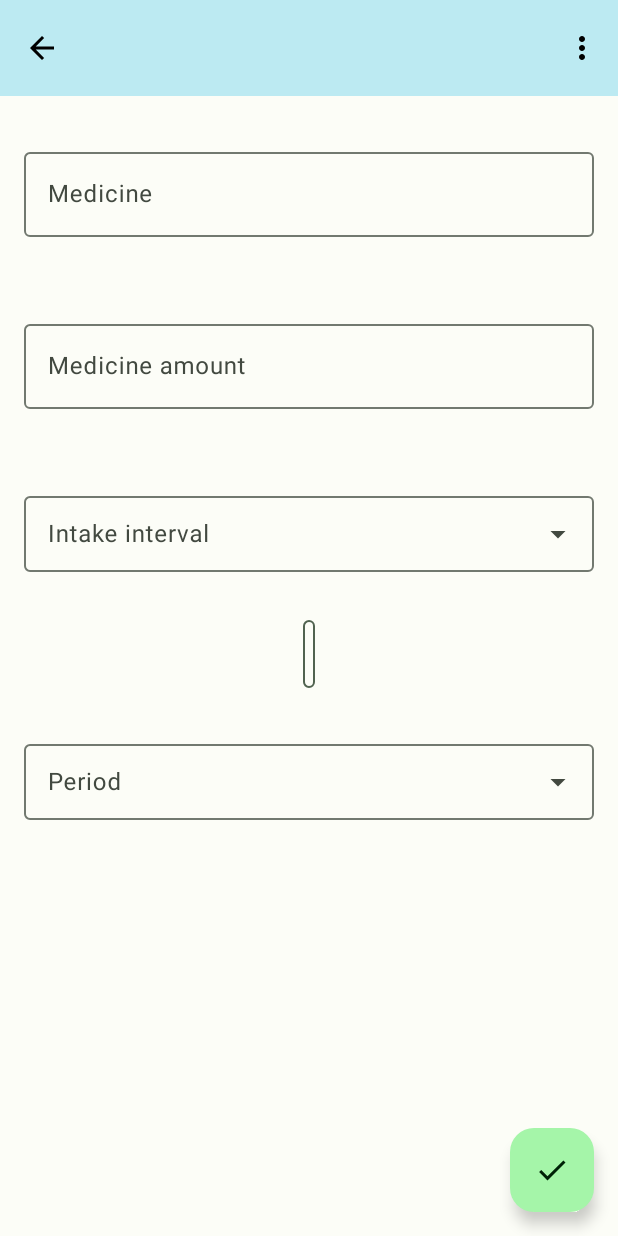
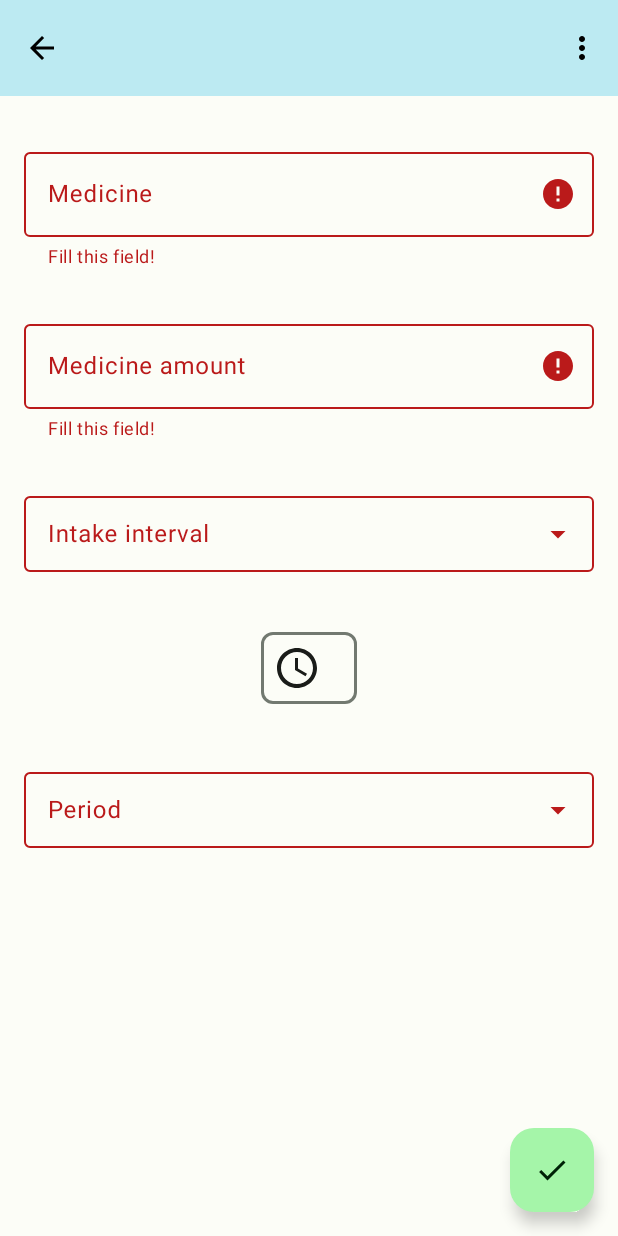
Before and after one commit to pewaru-333/HomeMedkit-App, an Android app: the IntakeActivity screen opened directly, with no data from a screen before it, after a tap on an icon or button, on a phone screen of 412 x 824 dp. Run offline under Robolectric (Android 15) with nearby library versions, the phone set to English and light mode, and no system bars; our stand-ins replace FlexboxLayout, Room's generated code; 10 statements that could not run were skipped; 3 other taps on this screen came first.

Commit message:
Изменён вид виджета выбора времени приёма лекарства. Исправлена ошибка, из-за которой нельзя было ввести текст в панели "Комментарий" в карточке лекарства.

```diff
--- a/app/build.gradle.kts
+++ b/app/build.gradle.kts
@@ -18,8 +18,8 @@ android {
         applicationId = "ru.application.homemedkit"
         minSdk = 26
         targetSdk = 34
-        versionCode = 6
-        versionName = "1.0.5"
+        versionCode = 7
+        versionName = "1.0.6"
 
         buildConfigField("String", "BASE_URL", properties.getProperty("BASE_URL"))
         buildConfigField("String", "API_URL", properties.getProperty("API_URL"))
--- a/app/src/main/java/ru/application/homemedkit/activities/MedicineActivity.java
+++ b/app/src/main/java/ru/application/homemedkit/activities/MedicineActivity.java
@@ -4,7 +4,6 @@ import static android.view.View.GONE;
 import static android.view.View.OnClickListener;
 import static android.view.View.VISIBLE;
 import static java.lang.String.valueOf;
-import static ru.application.homemedkit.helpers.ConstantsHelper.ACCEPTED_KEYS;
 import static ru.application.homemedkit.helpers.ConstantsHelper.ADD;
 import static ru.application.homemedkit.helpers.ConstantsHelper.ADDING;
 import static ru.application.homemedkit.helpers.ConstantsHelper.BLANK;
@@ -25,7 +24,6 @@ import android.os.Bundle;
 import android.text.Editable;
 import android.text.InputType;
 import android.text.TextWatcher;
-import android.text.method.DigitsKeyListener;
 import android.view.MenuItem;
 import android.view.View;
 import android.widget.ImageView;
@@ -100,7 +98,6 @@ public class MedicineActivity extends AppCompatActivity implements TextWatcher,
 
         toolbar.setOnMenuItemClickListener(this::onMenuItemClick);
         toolbar.setNavigationOnClickListener(v -> backClick());
-        comment.setRawInputType(InputType.TYPE_CLASS_TEXT);
         buttonAddIntake.setOnClickListener(new AddIntake());
         getOnBackPressedDispatcher().addCallback(new BackButtonPressed());
     }
@@ -196,7 +193,6 @@ public class MedicineActivity extends AppCompatActivity implements TextWatcher,
             item.setCursorVisible(true);
         });
         expDate.addTextChangedListener(flag ? this : null);
-        comment.setKeyListener(DigitsKeyListener.getInstance(ACCEPTED_KEYS));
     }
 
     @Override
--- a/app/src/main/java/ru/application/homemedkit/dialogs/ExpDateDialog.java
+++ b/app/src/main/java/ru/application/homemedkit/dialogs/ExpDateDialog.java
@@ -10,8 +10,6 @@ import android.os.Build;
 import android.view.View;
 import android.widget.NumberPicker;
 
-import androidx.annotation.NonNull;
-
 import com.google.android.material.dialog.MaterialAlertDialogBuilder;
 import com.google.android.material.textfield.TextInputEditText;
 
@@ -22,7 +20,7 @@ public class ExpDateDialog extends MaterialAlertDialogBuilder {
 
     private final Activity activity;
 
-    public ExpDateDialog(@NonNull Context context) {
+    public ExpDateDialog(Context context) {
         super(context);
 
         activity = (Activity) context;
--- a/app/src/main/java/ru/application/homemedkit/helpers/ConstantsHelper.java
+++ b/app/src/main/java/ru/application/homemedkit/helpers/ConstantsHelper.java
@@ -1,7 +1,6 @@
 package ru.application.homemedkit.helpers;
 
 public class ConstantsHelper {
-    public static final String ACCEPTED_KEYS = "0123456789,";
     public static final String ADD = "add";
     public static final String ADDING = "adding";
     public static final String ALARM_ID = "alarmId";
@@ -9,6 +8,8 @@ public class ConstantsHelper {
     public static final int BOUND = 200;
     public static final String CIS = "cis";
     public static final String CHECK_EXP_DATE = "check_exp_date";
+    public static final String HASHTAG = "#";
+    public static final String DOWN_DASH = "_";
     public static final String DUPLICATE = "duplicate";
     public static final int EXP_CODE = 81000;
     public static final String FINISH = "finish";
@@ -24,4 +25,5 @@ public class ConstantsHelper {
     public static final String SOUND_GROUP = "Sound group";
     public static final String START_DATE = "startDate";
     public static final String TIME = "time";
+    public static final String WHITESPACE_R = "\\s";
 }
--- a/app/src/main/java/ru/application/homemedkit/pickers/ClockPicker.java
+++ b/app/src/main/java/ru/application/homemedkit/pickers/ClockPicker.java
@@ -6,7 +6,7 @@ import android.view.View;
 
 import androidx.appcompat.app.AppCompatActivity;
 
-import com.google.android.material.textfield.TextInputEditText;
+import com.google.android.material.chip.Chip;
 import com.google.android.material.timepicker.MaterialTimePicker;
 import com.google.android.material.timepicker.TimeFormat;
 
@@ -15,22 +15,26 @@ import ru.application.homemedkit.helpers.DateHelper;
 
 public class ClockPicker implements View.OnClickListener {
     private final AppCompatActivity activity;
-    private final TextInputEditText input;
+    private final Chip chip;
 
-    public ClockPicker(AppCompatActivity activity, TextInputEditText input) {
+    public ClockPicker(AppCompatActivity activity, Chip chip) {
         this.activity = activity;
-        this.input = input;
+        this.chip = chip;
+    }
+
+    private static MaterialTimePicker createPicker() {
+        return new MaterialTimePicker.Builder()
+                .setTitleText(R.string.text_choose_time)
+                .setTimeFormat(TimeFormat.CLOCK_24H)
+                .setInputMode(MaterialTimePicker.INPUT_MODE_CLOCK)
+                .build();
     }
 
     @Override
     public void onClick(View v) {
-        MaterialTimePicker picker = new MaterialTimePicker.Builder()
-                .setTitleText(R.string.text_choose_time)
-                .setTimeFormat(TimeFormat.CLOCK_24H)
-                .setInputMode(MaterialTimePicker.INPUT_MODE_CLOCK)
-                .build();
+        MaterialTimePicker picker = createPicker();
 
         picker.show(activity.getSupportFragmentManager(), TIME);
-        picker.addOnPositiveButtonClickListener(time -> input.setText(DateHelper.clockIntake(picker)));
+        picker.addOnPositiveButtonClickListener(time -> chip.setText(DateHelper.clockIntake(picker)));
     }
 }
--- a/app/src/main/java/ru/application/homemedkit/pickers/CustomTimePicker.java
+++ b/app/src/main/java/ru/application/homemedkit/pickers/CustomTimePicker.java
@@ -1,21 +1,22 @@
 package ru.application.homemedkit.pickers;
 
+import static android.util.TypedValue.COMPLEX_UNIT_DIP;
+import static android.util.TypedValue.applyDimension;
 import static android.view.ViewGroup.LayoutParams.WRAP_CONTENT;
 import static java.lang.String.format;
 
 import android.content.Context;
+import android.util.DisplayMetrics;
 import android.view.Gravity;
-import android.view.ViewGroup.LayoutParams;
+import android.view.ViewGroup;
 
 import androidx.appcompat.app.AppCompatActivity;
-import androidx.appcompat.content.res.AppCompatResources;
 
-import com.google.android.material.textfield.TextInputEditText;
+import com.google.android.material.chip.Chip;
 
 import ru.application.homemedkit.R;
 
-public class CustomTimePicker extends TextInputEditText {
-
+public class CustomTimePicker extends Chip {
     private final int one = 1;
 
     public CustomTimePicker(Context context) {
@@ -23,7 +24,7 @@ public class CustomTimePicker extends TextInputEditText {
 
         setAttributes((AppCompatActivity) context);
 
-        setHint(format(context.getString(R.string.intake_time_placeholder), one));
+        setText(format(context.getString(R.string.intake_time_placeholder), one));
     }
 
     public CustomTimePicker(Context context, int index) {
@@ -31,7 +32,7 @@ public class CustomTimePicker extends TextInputEditText {
 
         setAttributes((AppCompatActivity) context);
 
-        setHint(format(context.getString(R.string.intake_time_placeholder), index + one));
+        setText(format(context.getString(R.string.intake_time_placeholder), index + one));
     }
 
     public CustomTimePicker(Context context, String time) {
@@ -44,13 +45,19 @@ public class CustomTimePicker extends TextInputEditText {
     }
 
     private void setAttributes(AppCompatActivity context) {
-        setFocusable(false);
-        setCursorVisible(false);
-        setFocusableInTouchMode(false);
+        DisplayMetrics metrics = getResources().getDisplayMetrics();
 
-        setLayoutParams(new LayoutParams(WRAP_CONTENT, WRAP_CONTENT));
+        int height = (int) applyDimension(COMPLEX_UNIT_DIP, 64, metrics);
+        float iconSize = applyDimension(COMPLEX_UNIT_DIP, 32, metrics);
+        float stroke = applyDimension(COMPLEX_UNIT_DIP, 2, metrics);
+
+        setLayoutParams(new ViewGroup.LayoutParams(WRAP_CONTENT, height));
         setGravity(Gravity.CENTER);
-        setBackground(AppCompatResources.getDrawable(context, R.drawable.shape_edit_text_time));
+        setCheckable(false);
+        setTextAppearance(android.R.style.TextAppearance_Material_Large);
+        setChipIconResource(R.drawable.vector_time);
+        setChipIconSize(iconSize);
+        setChipStrokeWidth(stroke);
         setOnClickListener(new ClockPicker(context, this));
     }
 }
--- a/app/src/main/java/ru/application/homemedkit/pickers/IntervalPicker.java
+++ b/app/src/main/java/ru/application/homemedkit/pickers/IntervalPicker.java
@@ -18,8 +18,7 @@ public class IntervalPicker implements AdapterView.OnItemClickListener {
     private final FlexboxLayout timesGroup;
     private final TextInputLayout periodLayout;
     private final MaterialAutoCompleteTextView period;
-    private final String[] intervals;
-    private final String[] periods, periodsL;
+    private final String[] intervals, periods, periodsL;
 
     public IntervalPicker(IntakeActivity activity) {
         this.activity = activity;
--- a/app/src/main/java/ru/application/homemedkit/pickers/SaveClick.java
+++ b/app/src/main/java/ru/application/homemedkit/pickers/SaveClick.java
@@ -4,6 +4,7 @@ import static java.lang.String.valueOf;
 import static ru.application.homemedkit.activities.IntakeActivity.edit;
 import static ru.application.homemedkit.activities.IntakeActivity.intervalType;
 import static ru.application.homemedkit.activities.IntakeActivity.periodType;
+import static ru.application.homemedkit.helpers.ConstantsHelper.HASHTAG;
 import static ru.application.homemedkit.helpers.ConstantsHelper.NEW_INTAKE;
 import static ru.application.homemedkit.helpers.DateHelper.longSecond;
 import static ru.application.homemedkit.helpers.DateHelper.longSeconds;
@@ -12,16 +13,22 @@ import static ru.application.homemedkit.helpers.StringHelper.timesString;
 
 import android.content.Context;
 import android.content.Intent;
+import android.text.Editable;
+import android.text.TextWatcher;
 import android.view.View;
+import android.widget.EditText;
 
 import androidx.appcompat.app.AppCompatActivity;
 
 import com.google.android.flexbox.FlexboxLayout;
+import com.google.android.material.chip.Chip;
 import com.google.android.material.textfield.MaterialAutoCompleteTextView;
 import com.google.android.material.textfield.TextInputEditText;
+import com.google.android.material.textfield.TextInputLayout;
 
+import java.util.ArrayList;
+import java.util.Arrays;
 import java.util.List;
-import java.util.stream.Stream;
 
 import ru.application.homemedkit.R;
 import ru.application.homemedkit.activities.MainActivity;
@@ -32,15 +39,16 @@ import ru.application.homemedkit.databaseController.Intake;
 import ru.application.homemedkit.databaseController.MedicineDatabase;
 import ru.application.homemedkit.graphics.Toasts;
 
-public class SaveClick implements View.OnClickListener {
-
+public class SaveClick implements View.OnClickListener, TextWatcher {
     private final AppCompatActivity activity;
     private final MedicineDatabase database;
     private final Intake intake;
     private final FlexboxLayout timesGroup;
+    private final MaterialAutoCompleteTextView interval, period;
     private final TextInputEditText productName, amount, startDate, finalDate;
-    private final MaterialAutoCompleteTextView interval, period;
     private final long medicineId;
+    private List<? extends EditText> fields;
+    private List<Chip> chips;
 
     public SaveClick(AppCompatActivity activity, long intakeId, long medicineId) {
         this.activity = activity;
@@ -71,9 +79,21 @@ public class SaveClick implements View.OnClickListener {
     @Override
     public void onClick(View v) {
         String[] intervals = activity.getResources().getStringArray(R.array.interval_types);
+        String error = activity.getString(R.string.text_fill_this_field);
 
-        boolean typed = Stream.of(productName, amount, interval, period).allMatch(item ->
-                item.getText().length() > 0);
+        fields = Arrays.asList(productName, amount, interval, period);
+        chips = getChips();
+
+        for (EditText item : fields) item.addTextChangedListener(this);
+        for (Chip item : chips) item.addTextChangedListener(this);
+
+        boolean typed = fields.stream().noneMatch(this::isEmpty) && chips.stream().noneMatch(this::isTime);
+
+        if (fields.stream().anyMatch(this::isEmpty)) for (EditText item : fields)
+            if (isEmpty(item)) ((TextInputLayout) item.getParent().getParent()).setError(error);
+
+        if (chips.stream().anyMatch(this::isTime)) for (Chip chip : chips)
+            if (isTime(chip)) chip.setError(error);
 
         if (typed) {
             double prodAmount = parseAmount(valueOf(amount.getText()));
@@ -121,4 +141,39 @@ public class SaveClick implements View.OnClickListener {
             setter.removeAlarm(context, alarmId, intent);
         }
     }
+
+    @Override
+    public void beforeTextChanged(CharSequence s, int start, int count, int after) {
+
+    }
+
+    @Override
+    public void onTextChanged(CharSequence s, int start, int before, int count) {
+        for (EditText item : fields)
+            if (!isEmpty(item)) ((TextInputLayout) item.getParent().getParent()).setError(null);
+
+        for (Chip item : chips) if (!isTime(item)) item.setError(null, null);
+    }
+
+    @Override
+    public void afterTextChanged(Editable s) {
+
+    }
+
+    private boolean isEmpty(EditText field) {
+        return field.getText().length() == 0;
+    }
+
+    private boolean isTime(Chip chip) {
+        return chip.getText().toString().contains(HASHTAG);
+    }
+
+    private List<Chip> getChips() {
+        List<Chip> chips = new ArrayList<>(timesGroup.getChildCount());
+        for (int i = 0; i < timesGroup.getChildCount(); i++) {
+            chips.add((Chip) timesGroup.getChildAt(i));
+        }
+
+        return chips;
+    }
 }
--- a/app/src/main/res/drawable/shape_edit_text_time.xml
+++ /dev/null
@@ -1,12 +0,0 @@
-<?xml version="1.0" encoding="utf-8"?>
-<shape xmlns:android="http://schemas.android.com/apk/res/android"
-    android:shape="rectangle">
-
-    <corners android:radius="12dp" />
-    <stroke
-        android:width="1dp"
-        android:color="@color/md_theme_light_secondary" />
-    <size android:width="4dp" />
-
-
-</shape>
--- a/app/src/main/res/drawable/vector_time.xml
+++ b/app/src/main/res/drawable/vector_time.xml
@@ -1,7 +1,7 @@
 <vector xmlns:android="http://schemas.android.com/apk/res/android"
     android:width="24dp"
     android:height="24dp"
-    android:tint="#000000"
+    android:tint="?attr/colorOnSurface"
     android:viewportWidth="24"
     android:viewportHeight="24">
     <path
--- a/app/src/main/res/values/strings.xml
+++ b/app/src/main/res/values/strings.xml
@@ -37,6 +37,7 @@
     <string name="text_enter_product_name">Enter medicine name</string>
     <string name="text_expire_soon">The expiration date of %1$s is about to expire</string>
     <string name="text_fill_all_fields">Fill all fields!</string>
+    <string name="text_fill_this_field">Fill this field!</string>
     <string name="text_intake_medicine_finish">Finish</string>
     <string name="text_intake_start">Start</string>
     <string name="text_intake_time">It\'s time to intake\\u0020</string>
```
Also changed, not shown: app/src/main/java/ru/application/homemedkit/activities/IntakeActivity.java (+5 -4 lines), app/src/main/java/ru/application/homemedkit/activities/MainActivity.java (+14 -17 lines), app/src/main/java/ru/application/homemedkit/helpers/DateHelper.java (+8 -1 lines), app/src/main/java/ru/application/homemedkit/helpers/StringHelper.java (+13 -4 lines), 2 other files.
